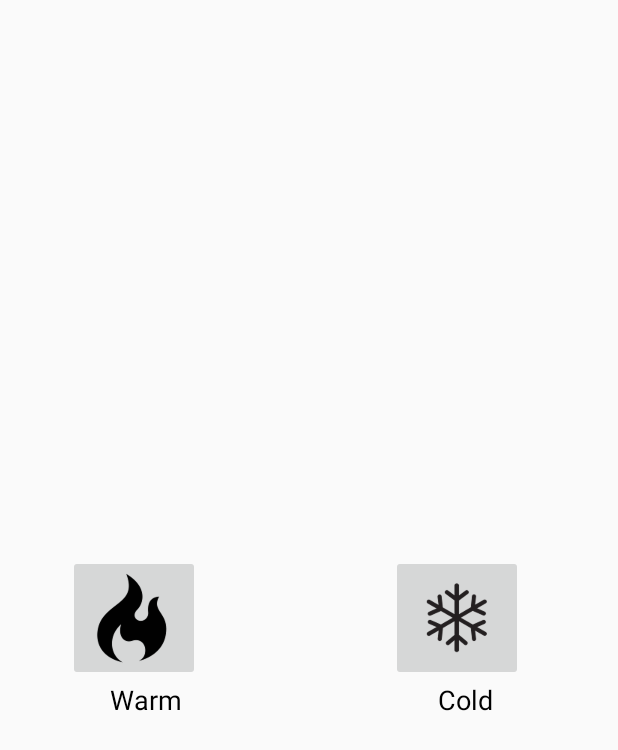
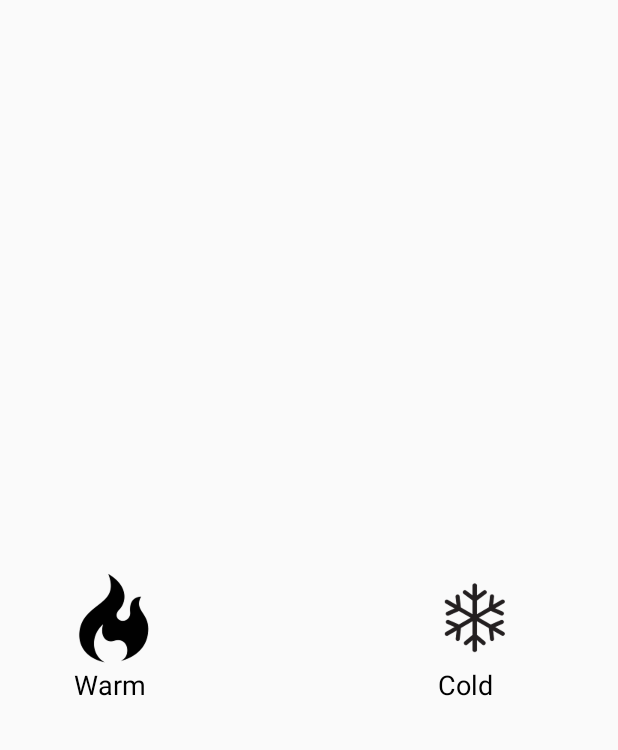
Before and after one commit to Thobber94/q-no-more, an Android app: the layout fragment_warm_cold.xml on its own in the app's theme, with its tools: preview values and no code run, on a phone screen of 412 x 824 dp. Shown: the top 750 px of the screen. Run offline under Robolectric (Android 15) with nearby library versions, the phone set to English and light mode, and no system bars.

Commit message:
Made buttons in warm/cold and food/drink transparent
This makes the icons stand out more

```diff
--- a/QnoMore/app/src/main/res/layout/fragment_food_drink.xml
+++ b/QnoMore/app/src/main/res/layout/fragment_food_drink.xml
@@ -18,6 +18,7 @@
             android:layout_alignParentLeft="true"
             android:layout_alignParentStart="true"
             android:visibility="visible"
+            android:background="@android:color/transparent"
             android:contentDescription="@string/drinks_button"/>
 
     <TextView
@@ -57,5 +58,6 @@
             android:contentDescription="@string/food_button"
             android:layout_alignTop="@+id/imageButtonDrink"
             android:layout_alignParentRight="true"
+            android:background="@android:color/transparent"
             android:layout_alignParentEnd="true"/>
 </RelativeLayout>
--- a/QnoMore/app/src/main/res/layout/fragment_warm_cold.xml
+++ b/QnoMore/app/src/main/res/layout/fragment_warm_cold.xml
@@ -17,7 +17,8 @@
             android:layout_alignParentLeft="true"
             android:layout_alignParentStart="true"
             android:visibility="visible"
-            android:contentDescription="@string/warm_button"/>
+            android:contentDescription="@string/warm_button"
+            android:background="@android:color/transparent"/>
 
     <ImageButton
             android:layout_width="wrap_content"
@@ -30,7 +31,8 @@
             android:layout_alignTop="@+id/imageButtonWarm"
             android:layout_alignParentRight="true"
             android:layout_alignParentEnd="true"
-            android:contentDescription="@string/cold_button"/>
+            android:contentDescription="@string/cold_button"
+            android:background="@android:color/transparent"/>
 
     <TextView
             android:text="@string/warm"
@@ -56,6 +58,6 @@
             android:layout_marginEnd="20dp"
             android:layout_below="@+id/imageButtonCold"
             android:layout_alignRight="@+id/imageButtonCold"
-            android:layout_alignEnd="@+id/imageButtonCold"/>
+            android:layout_alignEnd="@+id/imageButtonCold" />
 
 </RelativeLayout>
```
